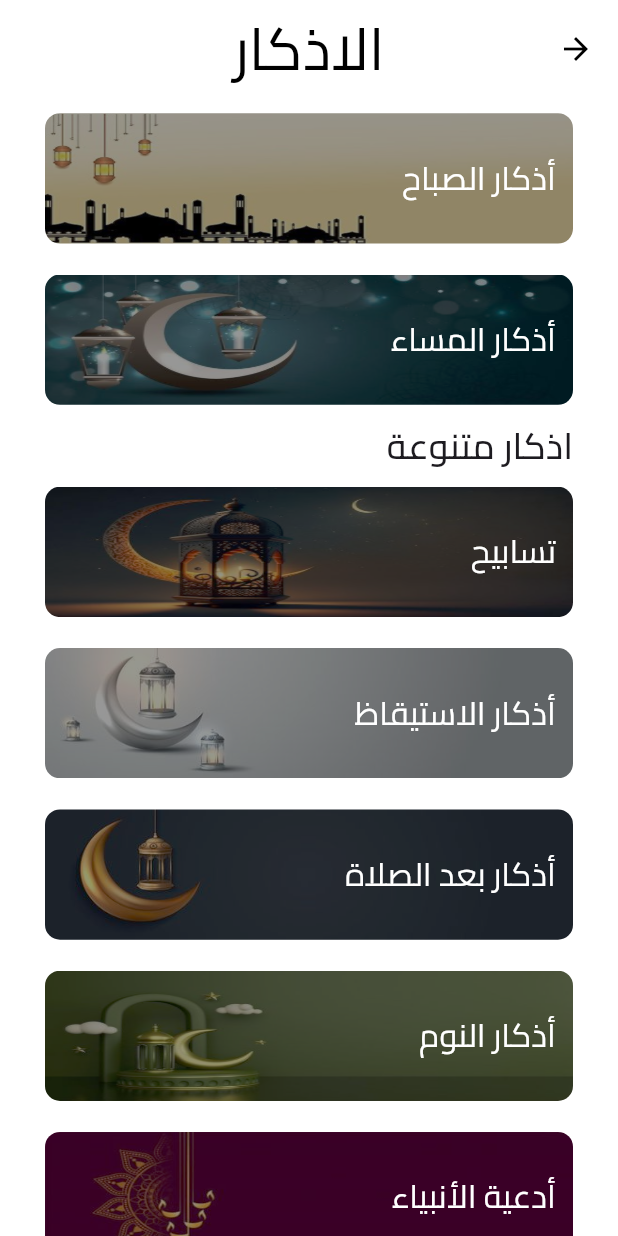
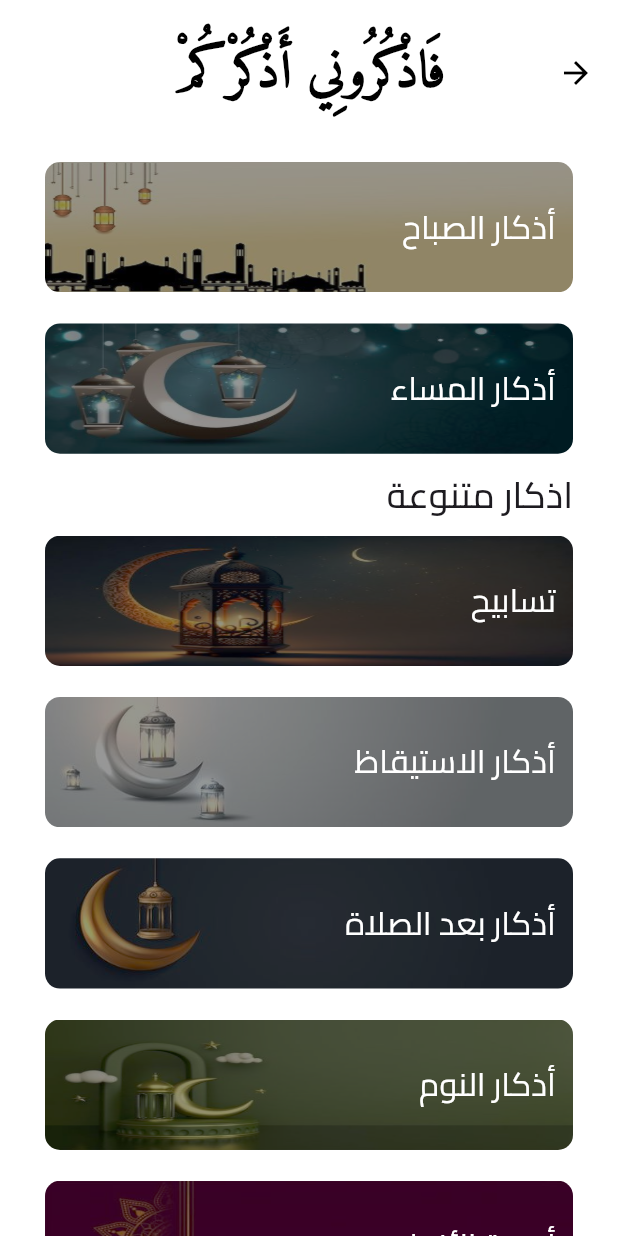
Before and after one commit to mohamedmagdy2301/arkar, a Flutter app: the AzkarScreen screen opened by its route, on a phone screen of 412 x 824 dp. Run offline on Flutter 3.47's test engine with Material 3 defaults, Android fonts, the phone set to English and light mode, and no system bars; our stand-ins replace awesome_notifications, dio, flutter_bloc, flutter_screenutil, geocoding, geolocator and 1 more; statements that could not run were skipped.

Commit message:
Update app layout and strings for improved user experience

```diff
--- a/lib/Azkary_app.dart
+++ b/lib/Azkary_app.dart
@@ -29,8 +29,8 @@ class _MainScaffoldState extends State<MainScaffold> {
 
   List<Widget> _buildScreens() {
     return [
+      const AzkarScreen(),
       const HomeScreen(),
-      const AzkarScreen(),
       const SabhaScreen(),
       const SettingsScreen(),
     ];
@@ -38,6 +38,21 @@ class _MainScaffoldState extends State<MainScaffold> {
 
   List<PersistentBottomNavBarItem> _navBarsItems() {
     return [
+      PersistentBottomNavBarItem(
+        icon: Image.asset(
+          'assets/images/praying2.png',
+          height: 35,
+          width: 35,
+        ),
+        inactiveIcon: Image.asset(
+          'assets/images/praying.png',
+          height: 35,
+          width: 35,
+        ),
+        title: (" "),
+        activeColorPrimary: ColorsAppLight.primaryColor,
+        inactiveColorPrimary: Colors.grey,
+      ),
       PersistentBottomNavBarItem(
         icon: Image.asset(
           'assets/images/crescent2.png',
@@ -48,21 +63,6 @@ class _MainScaffoldState extends State<MainScaffold> {
           'assets/images/crescent.png',
           height: 30,
           width: 30,
-        ),
-        title: (" "),
-        activeColorPrimary: ColorsAppLight.primaryColor,
-        inactiveColorPrimary: Colors.grey,
-      ),
-      PersistentBottomNavBarItem(
-        icon: Image.asset(
-          'assets/images/praying2.png',
-          height: 35,
-          width: 35,
-        ),
-        inactiveIcon: Image.asset(
-          'assets/images/praying.png',
-          height: 35,
-          width: 35,
         ),
         title: (" "),
         activeColorPrimary: ColorsAppLight.primaryColor,
--- a/lib/core/utils/strings.dart
+++ b/lib/core/utils/strings.dart
@@ -1,5 +1,5 @@
 class StringsAppAR {
-  static const String appName = "اذكارى";
+  static const String appName = "فَاذْكُرُونِي أَذْكُرْكُمْ";
 
   static const String home = "الرئيسية";
   static const String azkar = "اذكار";
--- a/lib/features/azkar/presentation/veiw/widgets/appbar_azkar.dart
+++ b/lib/features/azkar/presentation/veiw/widgets/appbar_azkar.dart
@@ -9,19 +9,20 @@ class AppBarAzkar extends StatelessWidget implements PreferredSizeWidget {
   Widget build(BuildContext context) {
     return AppBar(
       title: Text(
-        StringsAppAR.alAzkar,
+        StringsAppAR.appName,
         style: TextStyle(
-          fontSize: 36.sp,
-          fontWeight: FontWeight.w400,
+          fontSize: 32.sp,
+          fontWeight: FontWeight.w800,
+          fontFamily: "Amiri",
         ),
       ),
       centerTitle: true,
       flexibleSpace: Container(),
       elevation: 0,
-      toolbarHeight: 60.h,
+      toolbarHeight: 90.h,
     );
   }
 
   @override
-  Size get preferredSize => Size.fromHeight(60.h);
+  Size get preferredSize => Size.fromHeight(90.h);
 }
--- a/lib/main.dart
+++ b/lib/main.dart
@@ -86,7 +86,6 @@ class _MyAppState extends State<MyApp> {
   }
 
   Map<String, WidgetBuilder> get routes => {
-        // '/': (context) => const SplashScreen(),
         '/': (context) => const MainScaffold(),
         HomeScreen.routeName: (context) => const HomeScreen(),
         SettingsScreen.routeName: (context) => const SettingsScreen(),
```
